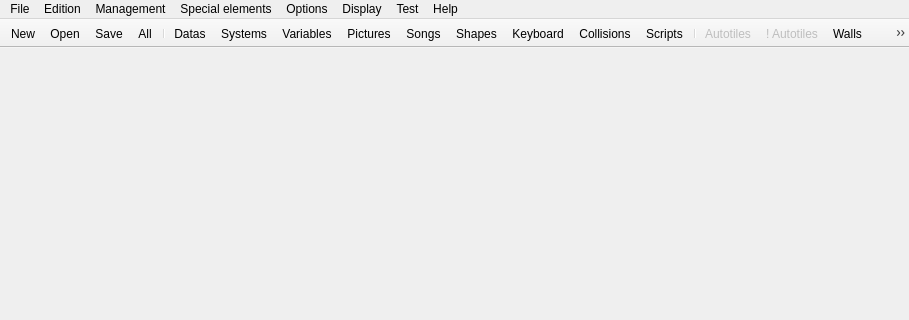
The window that Editor/Dialogs/mainwindow.ui (RPG-Paper-Maker/RPG-Paper-Maker) describes before a commit, drawn with Qt 5; both pictures show x 0 to 909 and y 0 to 320 of the 909 by 502 pixel window.
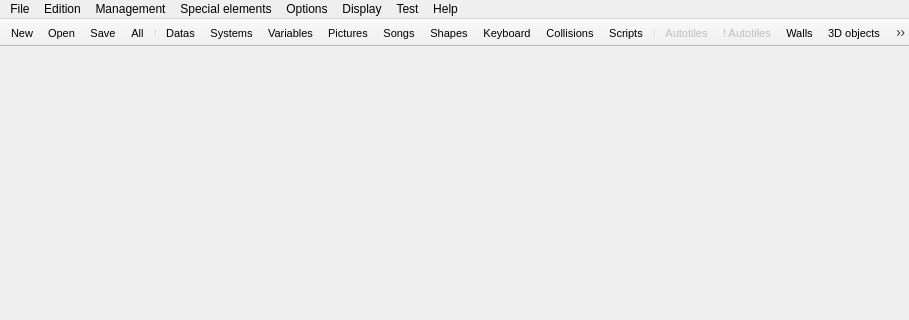
The same window after the commit. Icons and pictures are not drawn.

The edit to the form file:
```diff
--- a/Editor/Dialogs/mainwindow.ui
+++ b/Editor/Dialogs/mainwindow.ui
@@ -142,6 +142,11 @@
    <property name="enabled">
     <bool>true</bool>
    </property>
+   <property name="font">
+    <font>
+     <pointsize>8</pointsize>
+    </font>
+   </property>
    <property name="movable">
     <bool>false</bool>
    </property>
```
